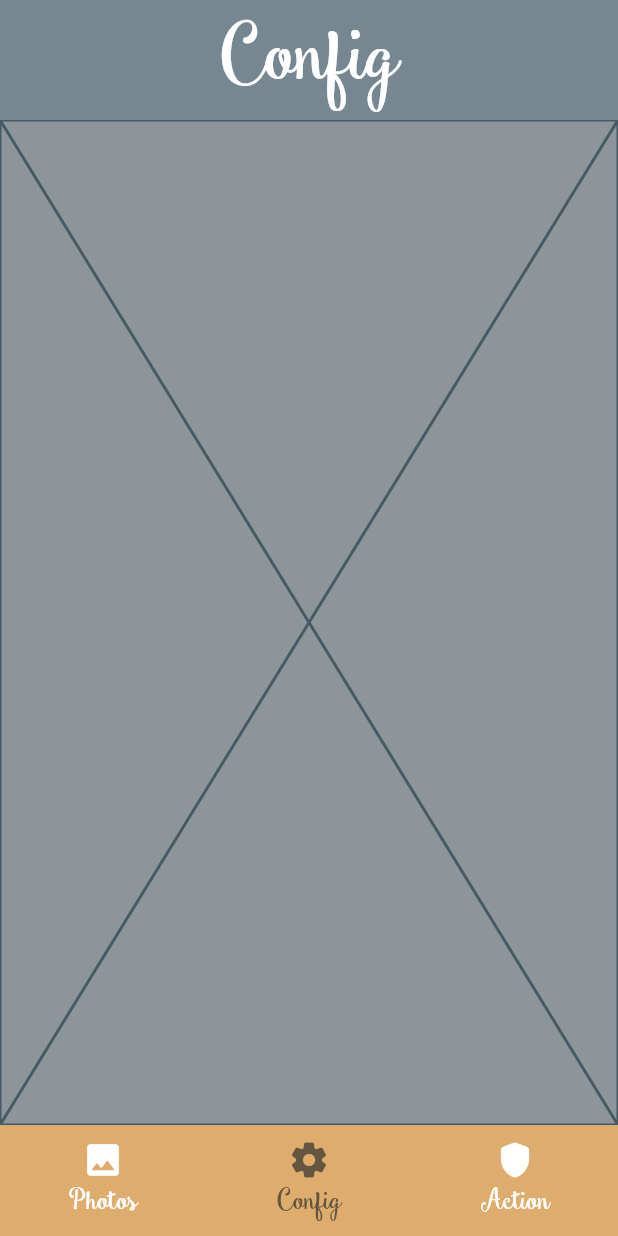
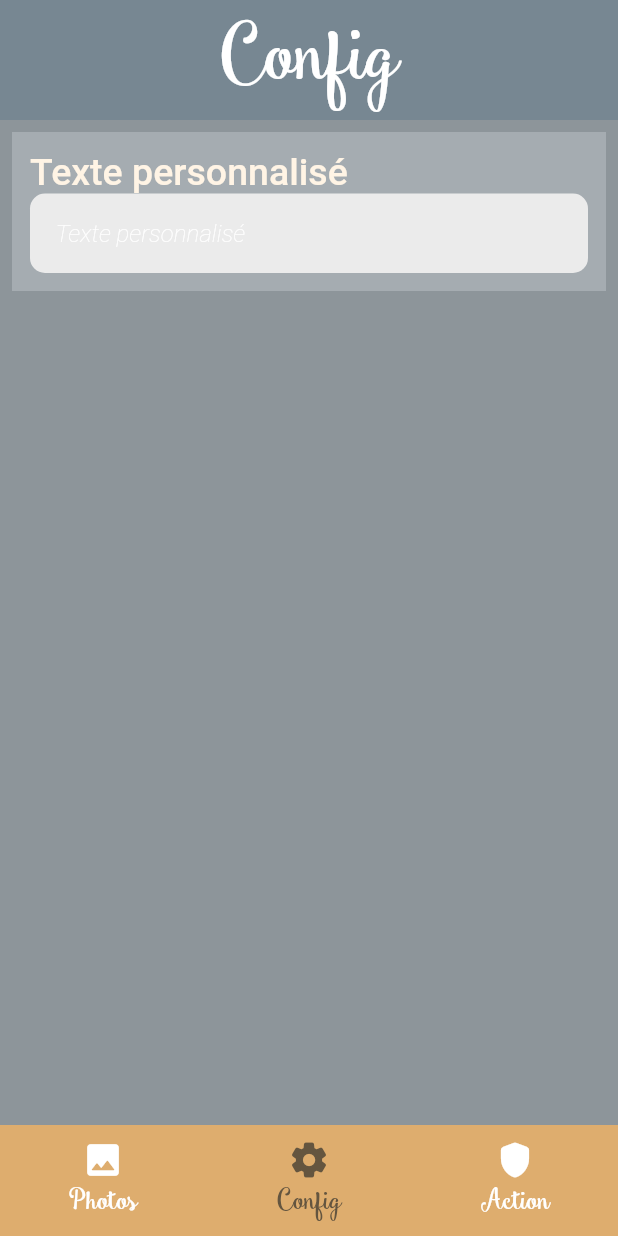
Before and after one commit to momo2555/fiebooth_portail, a Flutter app: the HomeView screen opened by its route, item 2 of the bottom bar chosen, on a phone screen of 412 x 824 dp. Run offline on Flutter 3.47's test engine with Material 2 defaults, Android fonts, the phone set to English and light mode, and no system bars; our stand-ins replace flutter_spinbox; missing offline and left inert: dart:js; Roboto replaces fonts that are missing (Reem Kufi Fun).

Commit message:
setting page: add first settins

```diff
--- a/lib/components/simple_input.dart
+++ b/lib/components/simple_input.dart
@@ -150,7 +150,7 @@ class _SimpleInputState extends State<SimpleInput> {
       focusedBorder: OutlineInputBorder(
         borderRadius: BorderRadius.all(Radius.circular(10)),
       ),
-      fillColor: Theme.of(context).colorScheme.surface,
+      fillColor: Color(0xFFEBEBEB),
       filled: true,
       contentPadding: const EdgeInsets.all(17),
       suffixIcon: widget.type == 'password'
--- a/lib/views/pages/settings_page.dart
+++ b/lib/views/pages/settings_page.dart
@@ -1,3 +1,6 @@
+import 'package:fiebooth_portail/components/simple_input.dart';
+import 'package:fiebooth_portail/components/simple_text.dart';
+import 'package:flutter/material.dart';
 import 'package:flutter/src/widgets/framework.dart';
 import 'package:flutter/src/widgets/placeholder.dart';
 
@@ -9,8 +12,51 @@ class SettingsPage extends StatefulWidget {
 }
 
 class _SettingsPageState extends State<SettingsPage> {
+  Widget _configTitle(String title) {
+    return Row(
+      children: [
+        SimpleText.labelTitle(title)
+      ],
+    );
+  }
+  Widget _configBloc(List<Widget> children) {
+    return Container(
+      color: Theme.of(context).colorScheme.surface,
+      padding: const EdgeInsets.all(12.0),
+      child: Column(children: children),
+    );
+  }
   @override
   Widget build(BuildContext context) {
-    return const Placeholder();
+    return Padding(
+      padding: const EdgeInsets.all(8.0),
+      child: Column(
+        children: [
+
+          _configBloc([
+            _configTitle("Texte personnalisé"),
+            SimpleInput(
+              style: "filled",
+              placeholder: "Texte personnalisé",
+            )
+          ]),
+
+
+          /*_configBloc([
+            _configTitle("Paramètres réseau Wifi"),
+            Row(
+              children: [
+                SimpleText.date("SSID"),
+                SimpleInput(
+                  style: "filled",
+                  placeholder: "SSID",
+                ),
+              ],
+            )
+          ]),*/
+
+        ],
+      ),
+    );
   }
 }
```
